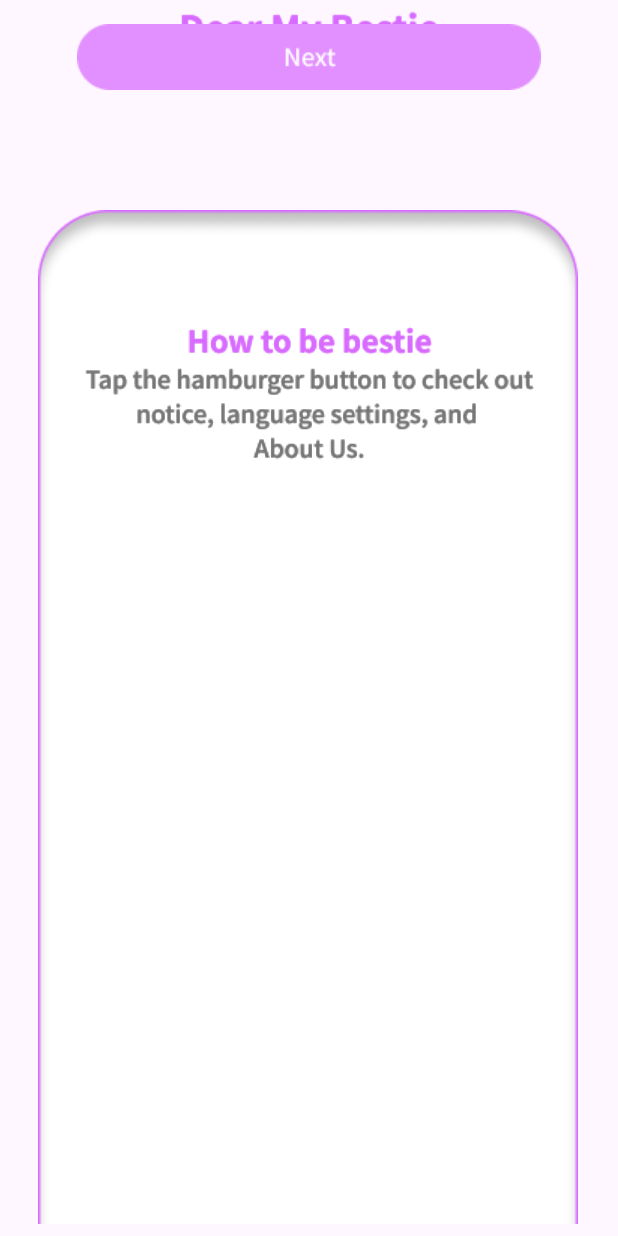
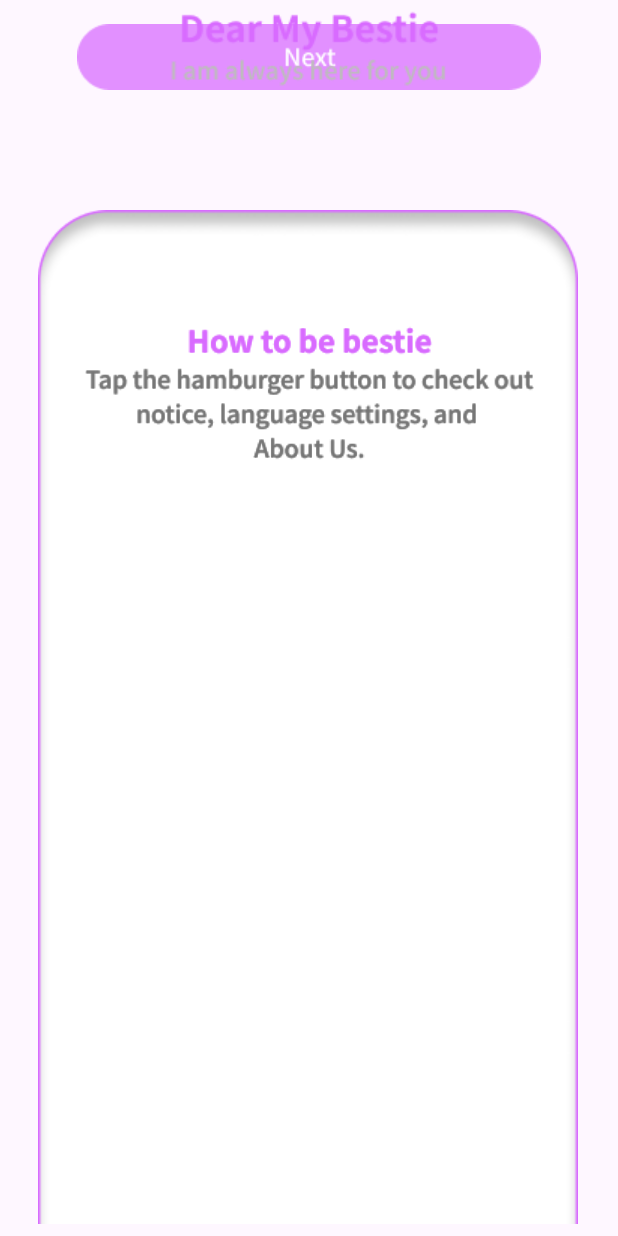
Before and after one commit to babogyeong/GURU2_30_App, an Android app: the Splash04 screen opened directly, with no data from a screen before it, on a phone screen of 412 x 824 dp. Run offline under Robolectric (Android 15) with nearby library versions, the phone set to English and light mode, and no system bars; 1 statement that could not run was skipped.

Commit message:
Splash04 통일

```diff
--- a/app/src/main/res/layout/activity_splash02.xml
+++ b/app/src/main/res/layout/activity_splash02.xml
@@ -10,7 +10,7 @@
     <ImageView
         android:layout_width="wrap_content"
         android:layout_height="wrap_content"
-        android:layout_marginTop="144dp"
+        android:layout_marginTop="140dp"
         android:src="@drawable/Rectangle19"
         app:layout_constraintEnd_toEndOf="parent"
         app:layout_constraintHorizontal_bias="0.49"
--- a/app/src/main/res/layout/activity_splash04.xml
+++ b/app/src/main/res/layout/activity_splash04.xml
@@ -27,24 +27,6 @@
         app:layout_constraintStart_toStartOf="parent"
         app:layout_constraintTop_toTopOf="parent" />
 
-    <ImageView
-        android:layout_width="wrap_content"
-        android:layout_height="wrap_content"
-        android:src="@drawable/Group40"
-        app:layout_constraintEnd_toEndOf="parent"
-        app:layout_constraintStart_toStartOf="parent"
-        tools:ignore="MissingConstraints"
-        tools:layout_editor_absoluteY="69dp" />
-
-
-    <ImageView
-        android:id="@+id/imageView3"
-        android:layout_width="wrap_content"
-        android:layout_height="wrap_content"
-        app:layout_constraintEnd_toEndOf="parent"
-        app:layout_constraintStart_toStartOf="parent"
-        app:srcCompat="@drawable/Group40"
-        tools:layout_editor_absoluteY="69dp" />
 
     <ImageView
         android:id="@+id/imageView6"
@@ -72,4 +54,13 @@
         tools:ignore="MissingConstraints"
         tools:layout_editor_absoluteY="624dp" />
 
+    <ImageView
+        android:id="@+id/imageView"
+        android:layout_width="wrap_content"
+        android:layout_height="wrap_content"
+        app:layout_constraintEnd_toEndOf="parent"
+        app:layout_constraintStart_toStartOf="parent"
+        app:srcCompat="@drawable/Group40"
+        tools:layout_editor_absoluteY="69dp" />
+
 </androidx.constraintlayout.widget.ConstraintLayout>
```
